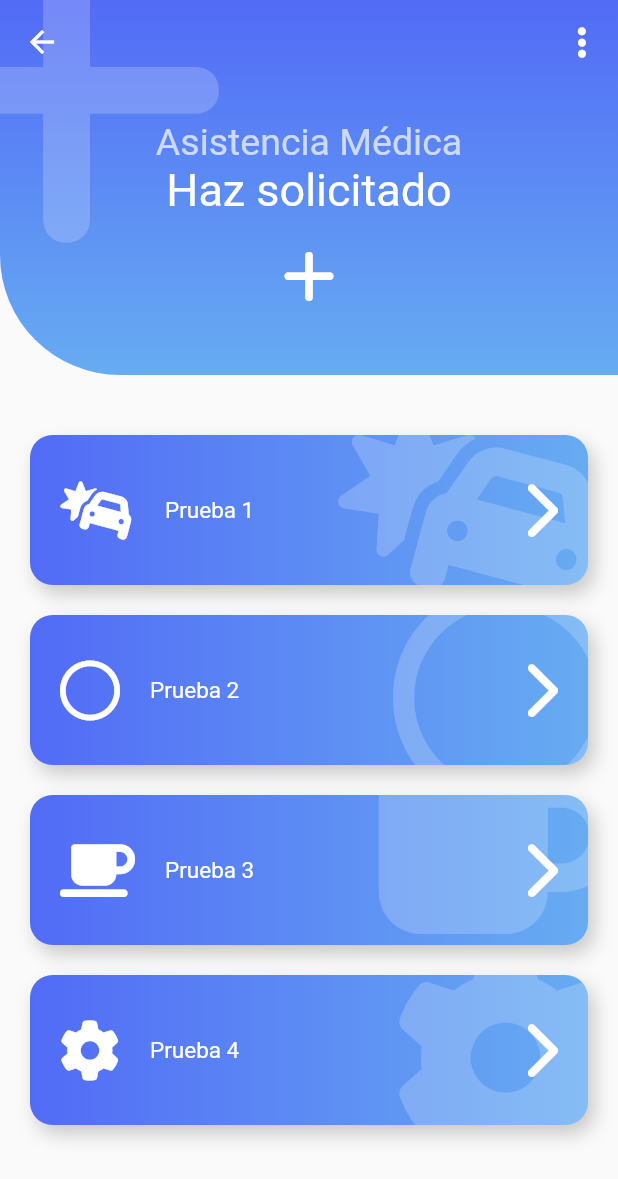
After one commit to shura1981/curso_diseno_flutter, a Flutter app: the EmergencyLayoutScreen screen opened by its route, on a phone screen of 412 x 824 dp. The commit adds this screen. Shown: the top 1179 px of the screen. Run offline on Flutter 3.47's test engine with Material 3 defaults, Android fonts, the light colour scheme and no system bars; our stand-ins replace flutter_svg, font_awesome_flutter.

Commit message:
feat: sección emerency layout terminada

```diff
--- a/lib/routes/app_route.dart
+++ b/lib/routes/app_route.dart
@@ -37,6 +37,11 @@ class AppRoute {
         icon: Icons.slideshow,
         name: 'Pinteres',
         screen: const PinteresScreen()),
+    MenuRouter(
+        route: EmergencyLayoutScreen.nameRoute,
+        icon: Icons.slideshow,
+        name: 'Emergency Layout',
+        screen: const EmergencyLayoutScreen()),
   ];
   static Route<dynamic>? onGenerateRoute(RouteSettings setting) {
     return MaterialPageRoute(builder: (context) => const NotFoundScreen());
--- /dev/null
+++ b/lib/screens/emergency_layout/emergency_layout.dart
@@ -0,0 +1,61 @@
+import 'package:flutter/material.dart';
+import 'package:font_awesome_flutter/font_awesome_flutter.dart';
+
+import 'widgets/button_decorated.dart';
+import 'widgets/icon_header.dart';
+
+class EmergencyLayoutScreen extends StatelessWidget {
+  static const nameRoute = '/emergency-layout';
+
+  const EmergencyLayoutScreen({Key? key}) : super(key: key);
+
+  @override
+  Widget build(BuildContext context) {
+    return Scaffold(
+      extendBodyBehindAppBar: true,
+      appBar: AppBar(
+        backgroundColor: Colors.transparent,
+        elevation: 0,
+        actions: [
+          IconButton(
+            onPressed: () => Navigator.pushNamed(context, '/'),
+            icon: const Icon(FontAwesomeIcons.ellipsisVertical),
+          )
+        ],
+      ),
+      body: Stack(
+        children: [
+          SingleChildScrollView(
+            padding: const EdgeInsets.only(top: 280, bottom: 20),
+            physics: const BouncingScrollPhysics(),
+            child: Column(
+              children: [
+                ButtonDecorated(
+                  icon: FontAwesomeIcons.carBurst,
+                  text: 'Prueba 1',
+                  onPressed: () => print('Prueba 1'),
+                ),
+                ButtonDecorated(
+                  icon: FontAwesomeIcons.circle,
+                  text: 'Prueba 2',
+                  onPressed: () => print('Prueba 2'),
+                ),
+                ButtonDecorated(
+                  icon: FontAwesomeIcons.coffee,
+                  text: 'Prueba 3',
+                  onPressed: () => print('Prueba 3'),
+                ),
+                ButtonDecorated(
+                  icon: FontAwesomeIcons.cog,
+                  text: 'Prueba 4',
+                  onPressed: () => print('Prueba 4'),
+                ),
+              ],
+            ),
+          ),
+          const IconHeader(),
+        ],
+      ),
+    );
+  }
+}
--- /dev/null
+++ b/lib/screens/emergency_layout/widgets/button_decorated.dart
@@ -0,0 +1,111 @@
+import 'package:flutter/material.dart';
+import 'package:font_awesome_flutter/font_awesome_flutter.dart';
+
+class ButtonDecorated extends StatelessWidget {
+  const ButtonDecorated({
+    Key? key,
+    required this.icon,
+    required this.text,
+    this.color1 = const Color(0xff526BF6),
+    this.color2 = const Color(0xff67ACF2),
+    required this.onPressed,
+  }) : super(key: key);
+
+  final IconData icon;
+  final String text;
+  final Color color1;
+  final Color color2;
+  final Function onPressed;
+
+  @override
+  Widget build(BuildContext context) {
+    return Container(
+      width: double.infinity,
+      height: 100,
+      margin: const EdgeInsets.symmetric(horizontal: 20, vertical: 10),
+      decoration: _boxDecoration(color1, color2),
+      child: ClipRRect(
+        borderRadius: const BorderRadius.all(Radius.circular(15)),
+        child: Material(
+          color: Colors.transparent,
+          child: InkWell(
+            onTap: () => onPressed(),
+            child: Stack(
+              children: [
+                _Background(
+                  icon: icon,
+                ),
+                _Body(icon: icon, text: text)
+              ],
+            ),
+          ),
+        ),
+      ),
+    );
+  }
+
+  BoxDecoration _boxDecoration(Color color1, Color color2) {
+    return BoxDecoration(
+      borderRadius: const BorderRadius.all(Radius.circular(15)),
+      boxShadow: [
+        BoxShadow(
+          color: Colors.black.withOpacity(0.2),
+          blurRadius: 10,
+          offset: const Offset(4, 6),
+        ),
+      ],
+      gradient: LinearGradient(
+        colors: [color1, color2],
+      ),
+    );
+  }
+}
+
+class _Body extends StatelessWidget {
+  final IconData icon;
+  final String text;
+  const _Body({Key? key, required this.icon, required this.text})
+      : super(key: key);
+
+  @override
+  Widget build(BuildContext context) {
+    return Padding(
+      padding: const EdgeInsets.symmetric(horizontal: 20),
+      child: SizedBox(
+        height: double.infinity,
+        child: Row(
+          mainAxisAlignment: MainAxisAlignment.center,
+          children: [
+            FaIcon(icon, size: 40, color: Colors.white),
+            const SizedBox(width: 20),
+            Expanded(
+              child: Text(text,
+                  style: const TextStyle(fontSize: 15, color: Colors.white)),
+            ),
+            const SizedBox(width: 20),
+            const FaIcon(FontAwesomeIcons.chevronRight,
+                size: 40, color: Colors.white),
+          ],
+        ),
+      ),
+    );
+  }
+}
+
+class _Background extends StatelessWidget {
+  final IconData icon;
+  const _Background({Key? key, required this.icon}) : super(key: key);
+
+  @override
+  Widget build(BuildContext context) {
+    return Positioned(
+      top: -20,
+      right: -20,
+      child: FaIcon(
+        icon,
+        size: 150,
+        color: Colors.white.withOpacity(0.2),
+      ),
+    );
+  }
+}
--- /dev/null
+++ b/lib/screens/emergency_layout/widgets/icon_header.dart
@@ -0,0 +1,71 @@
+import 'package:flutter/material.dart';
+import 'package:font_awesome_flutter/font_awesome_flutter.dart';
+
+class IconHeader extends StatelessWidget {
+  final Color colorFuente;
+  final String title;
+  final String subTitle;
+  final Color degrant1;
+  final Color degrant2;
+
+  const IconHeader(
+      {super.key,
+      this.title = "Asistencia Médica",
+      this.subTitle = "Haz solicitado",
+      this.colorFuente  = Colors.white,
+      this.degrant1 = const Color(0xff526BF6),
+      this.degrant2 = const Color(0xff67ACF2)});
+
+  @override
+  Widget build(BuildContext context) {
+
+    return Stack(
+      children: [
+        _IconHeaderBackground(degrant1, degrant2),
+        Positioned(
+          top: -65,
+          left: -65,
+          child: FaIcon(FontAwesomeIcons.plus,
+              size: 250, color: Colors.white.withOpacity(0.2)),
+        ),
+        Column(
+          children: [
+            const SizedBox(height: 80, width: double.infinity),
+            Opacity(
+              opacity: 0.7,
+              child: Text(title, style: TextStyle(fontSize: 25, color: colorFuente))),
+            Text(subTitle, style: TextStyle(fontSize: 30, color: colorFuente)),
+            const SizedBox(height: 20),
+            FaIcon(FontAwesomeIcons.plus, size: 40, color: colorFuente),
+          ],
+        ),
+      ],
+    );
+  }
+}
+
+class _IconHeaderBackground extends StatelessWidget {
+  final Color degrant1;
+  final Color degrant2;
+  const _IconHeaderBackground(this.degrant1, this.degrant2);
+
+
+  @override
+  Widget build(BuildContext context) {
+    return Container(
+      width: double.infinity,
+      height: 250,
+      decoration:  BoxDecoration(
+        borderRadius: const BorderRadius.only(bottomLeft: Radius.circular(80)),
+        gradient: LinearGradient(
+          begin: Alignment.topCenter,
+          end: Alignment.bottomCenter,
+          colors: [
+            degrant1,
+           degrant2,
+          ],
+        ),
+      ),
+    );
+  }
+}
--- /dev/null
+++ b/lib/screens/emergency_layout/widgets/widgets.dart
@@ -0,0 +1 @@
+export 'package:taller1/screens/emergency_layout/widgets/icon_header.dart';
--- a/lib/screens/screens.dart
+++ b/lib/screens/screens.dart
@@ -5,3 +5,4 @@ export 'package:taller1/screens/home_screen.dart';
 export 'package:taller1/screens/not_found_screen.dart';
 export 'package:taller1/screens/slide_show_screen.dart';
 export 'package:taller1/screens/pinteres_screen.dart';
+export 'package:taller1/screens/emergency_layout/emergency_layout.dart';
--- a/pubspec.yaml
+++ b/pubspec.yaml
@@ -35,6 +35,7 @@ dependencies:
   provider:
   flutter_svg:
   flutter_staggered_grid_view: ^0.4.1
+  font_awesome_flutter: ^10.7.0
   # The following adds the Cupertino Icons font to your application.
   # Use with the CupertinoIcons class for iOS style icons.
   cupertino_icons: ^1.0.2
```
